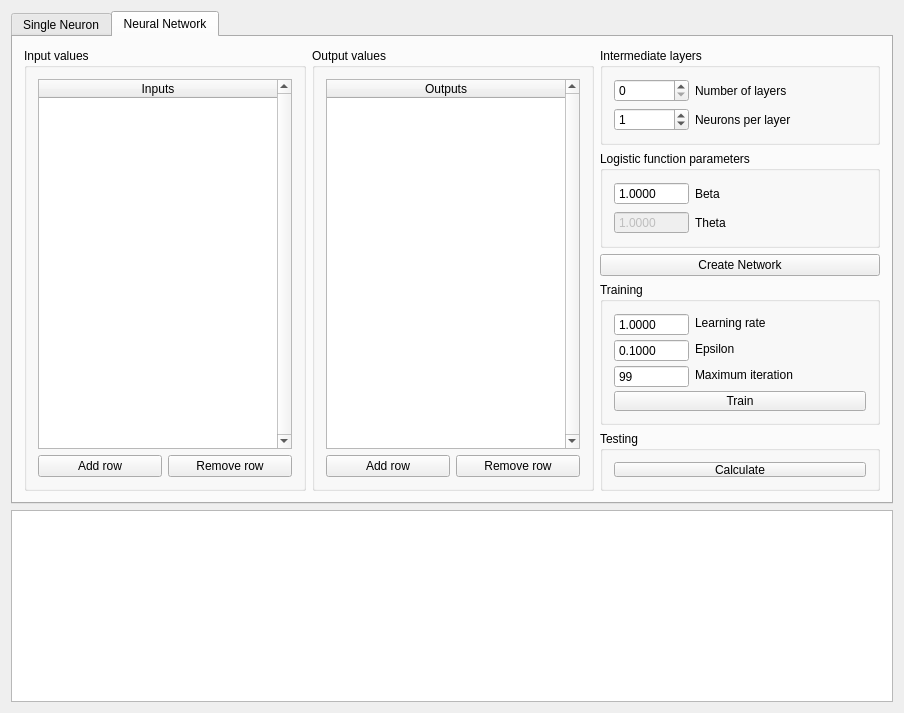
Old version of the form Perceptron/perceptronwindow.ui in the repository PALuczak/AIFundamentals.
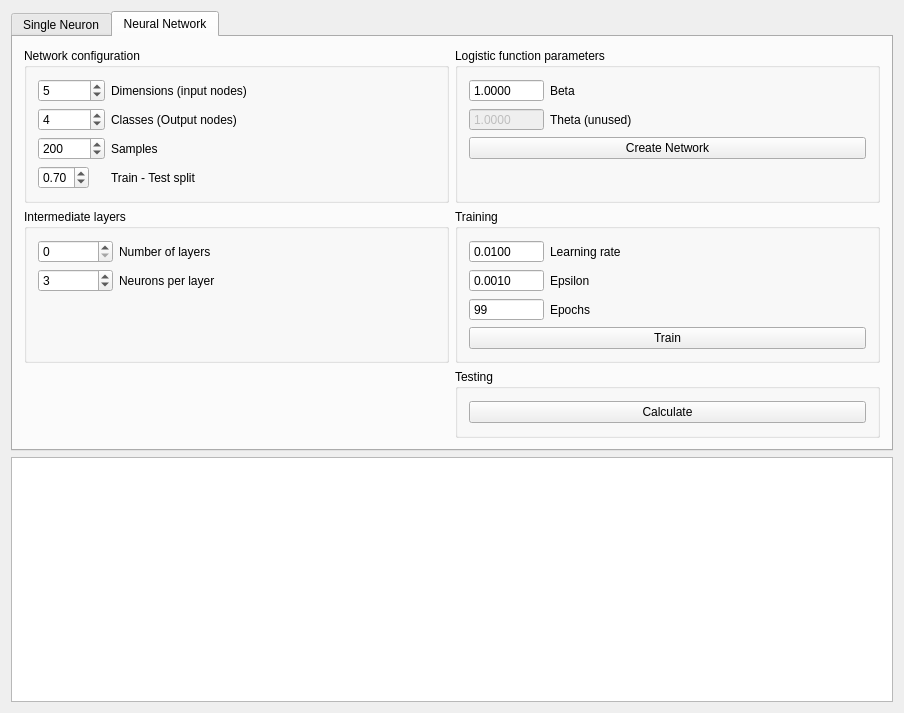
New version of the form. The open tabs and pages were chosen to show the change. Custom widgets are drawn as their Qt base class.

Commit message: Added handling for multiple samples

The edit to the form file:
```diff
--- a/Perceptron/perceptronwindow.ui
+++ b/Perceptron/perceptronwindow.ui
@@ -391,211 +391,8 @@
         <string>Neural Network</string>
        </attribute>
        <layout class="QGridLayout" name="gridLayout_3">
-        <item row="0" column="2" alignment="Qt::AlignHCenter">
-         <widget class="QGroupBox" name="networkIntermediateGroup">
-          <property name="minimumSize">
-           <size>
-            <width>280</width>
-            <height>0</height>
-           </size>
-          </property>
-          <property name="title">
-           <string>Intermediate layers</string>
-          </property>
-          <layout class="QFormLayout" name="formLayout">
-           <item row="0" column="0">
-            <widget class="QSpinBox" name="networkLayerBox">
-             <property name="minimumSize">
-              <size>
-               <width>75</width>
-               <height>23</height>
-              </size>
-             </property>
-            </widget>
-           </item>
-           <item row="0" column="1">
-            <widget class="QLabel" name="layerCountLabel">
-             <property name="text">
-              <string>Number of layers</string>
-             </property>
-            </widget>
-           </item>
-           <item row="1" column="0">
-            <widget class="QSpinBox" name="networkNeuronBox">
-             <property name="minimumSize">
-              <size>
-               <width>75</width>
-               <height>23</height>
-              </size>
-             </property>
-             <property name="value">
-              <number>1</number>
-             </property>
-            </widget>
-           </item>
-           <item row="1" column="1">
-            <widget class="QLabel" name="neuronCountLabel">
-             <property name="text">
-              <string>Neurons per layer</string>
-             </property>
-            </widget>
-           </item>
-          </layout>
-         </widget>
-        </item>
-        <item row="1" column="2" alignment="Qt::AlignHCenter">
-         <widget class="QGroupBox" name="networkLogisticGroup">
-          <property name="minimumSize">
-           <size>
-            <width>280</width>
-            <height>0</height>
-           </size>
-          </property>
-          <property name="title">
-           <string>Logistic function parameters</string>
-          </property>
-          <layout class="QFormLayout" name="formLayout_3">
-           <item row="0" column="0">
-            <widget class="QDoubleSpinBox" name="networkBetaBox">
-             <property name="minimumSize">
-              <size>
-               <width>75</width>
-               <height>23</height>
-              </size>
-             </property>
-             <property name="buttonSymbols">
-              <enum>QAbstractSpinBox::NoButtons</enum>
-             </property>
-             <property name="decimals">
-              <number>4</number>
-             </property>
-             <property name="value">
-              <double>1.000000000000000</double>
-             </property>
-            </widget>
-           </item>
-           <item row="1" column="0">
-            <widget class="QDoubleSpinBox" name="networkThetaBox">
-             <property name="enabled">
-              <bool>false</bool>
-             </property>
-             <property name="minimumSize">
-              <size>
-               <width>75</width>
-               <height>23</height>
-              </size>
-             </property>
-             <property name="buttonSymbols">
-              <enum>QAbstractSpinBox::NoButtons</enum>
-             </property>
-             <property name="decimals">
-              <number>4</number>
-             </property>
-             <property name="value">
-              <double>1.000000000000000</double>
-             </property>
-            </widget>
-           </item>
-           <item row="0" column="1">
-            <widget class="QLabel" name="betaLabel">
-             <property name="text">
-              <string>Beta</string>
-             </property>
-            </widget>
-           </item>
-           <item row="1" column="1">
-            <widget class="QLabel" name="thetaLabel_2">
-             <property name="text">
-              <string>Theta</string>
-             </property>
-            </widget>
-           </item>
-          </layout>
-         </widget>
-        </item>
-        <item row="0" column="1" rowspan="6">
-         <widget class="QGroupBox" name="networkOutputGroup">
-          <property name="minimumSize">
-           <size>
-            <width>280</width>
-            <height>364</height>
-           </size>
-          </property>
-          <property name="title">
-           <string>Output values</string>
-          </property>
-          <layout class="QVBoxLayout" name="verticalLayout_3">
-           <item>
-            <widget class="QTableWidget" name="networkOutputTable">
-             <property name="verticalScrollBarPolicy">
-              <enum>Qt::ScrollBarAlwaysOn</enum>
-             </property>
-             <property name="horizontalScrollBarPolicy">
-              <enum>Qt::ScrollBarAsNeeded</enum>
-             </property>
-             <property name="sizeAdjustPolicy">
-              <enum>QAbstractScrollArea::AdjustIgnored</enum>
-             </property>
-             <property name="alternatingRowColors">
-              <bool>true</bool>
-             </property>
-             <property name="selectionMode">
-              <enum>QAbstractItemView::NoSelection</enum>
-             </property>
-             <property name="selectionBehavior">
-              <enum>QAbstractItemView::SelectColumns</enum>
-             </property>
-             <property name="rowCount">
-              <number>0</number>
-             </property>
-             <property name="columnCount">
-              <number>1</number>
-             </property>
-             <attribute name="horizontalHeaderCascadingSectionResizes">
-              <bool>true</bool>
-             </attribute>
-             <attribute name="horizontalHeaderDefaultSectionSize">
-              <number>90</number>
-             </attribute>
-             <attribute name="horizontalHeaderStretchLastSection">
-              <bool>true</bool>
-             </attribute>
-             <column>
-              <property name="text">
-               <string>Outputs</string>
-              </property>
-             </column>
-            </widget>
-           </item>
-           <item>
-            <layout class="QHBoxLayout" name="networkOutputButtonsLayout">
-             <item>
-              <widget class="QPushButton" name="networkOutputAddRowButton">
-               <property name="text">
-                <string>Add row</string>
-               </property>
-              </widget>
-             </item>
-             <item>
-              <widget class="QPushButton" name="networkOutputRemoveRowButton">
-               <property name="text">
-                <string>Remove row</string>
-               </property>
-              </widget>
-             </item>
-            </layout>
-           </item>
-          </layout>
-         </widget>
-        </item>
-        <item row="3" column="2" alignment="Qt::AlignHCenter">
+        <item row="1" column="2">
          <widget class="QGroupBox" name="networkTrainingGroup">
-          <property name="minimumSize">
-           <size>
-            <width>280</width>
-            <height>120</height>
-           </size>
-          </property>
           <property name="title">
            <string>Training</string>
           </property>
@@ -614,8 +411,14 @@
              <property name="decimals">
               <number>4</number>
              </property>
+             <property name="maximum">
+              <double>2.000000000000000</double>
+             </property>
+             <property name="singleStep">
+              <double>0.010000000000000</double>
+             </property>
              <property name="value">
-              <double>1.000000000000000</double>
+              <double>0.010000000000000</double>
              </property>
             </widget>
            </item>
@@ -648,7 +451,7 @@
            <item row="2" column="1">
             <widget class="QLabel" name="iterationsLabel_2">
              <property name="text">
-              <string>Maximum iteration</string>
+              <string>Epochs</string>
              </property>
             </widget>
            </item>
@@ -666,9 +469,15 @@
              <property name="decimals">
               <number>4</number>
              </property>
-             <property name="value">
+             <property name="maximum">
+              <double>2.000000000000000</double>
+             </property>
+             <property name="singleStep">
               <double>0.100000000000000</double>
              </property>
+             <property name="value">
+              <double>0.001000000000000</double>
+             </property>
             </widget>
            </item>
            <item row="1" column="1">
@@ -688,14 +497,8 @@
           </layout>
          </widget>
         </item>
-        <item row="4" column="2" rowspan="2" alignment="Qt::AlignHCenter">
+        <item row="2" column="2">
          <widget class="QGroupBox" name="networkTestingGroup">
-          <property name="minimumSize">
-           <size>
-            <width>280</width>
-            <height>60</height>
-           </size>
-          </property>
           <property name="title">
            <string>Testing</string>
           </property>
@@ -710,86 +513,216 @@
           </layout>
          </widget>
         </item>
-        <item row="0" column="0" rowspan="6">
+        <item row="0" column="2">
+         <widget class="QGroupBox" name="networkLogisticGroup">
+          <property name="title">
+           <string>Logistic function parameters</string>
+          </property>
+          <layout class="QFormLayout" name="formLayout_3">
+           <item row="1" column="0">
+            <widget class="QDoubleSpinBox" name="networkBetaBox">
+             <property name="minimumSize">
+              <size>
+               <width>75</width>
+               <height>23</height>
+              </size>
+             </property>
+             <property name="buttonSymbols">
+              <enum>QAbstractSpinBox::NoButtons</enum>
+             </property>
+             <property name="decimals">
+              <number>4</number>
+             </property>
+             <property name="value">
+              <double>1.000000000000000</double>
+             </property>
+            </widget>
+           </item>
+           <item row="2" column="0">
+            <widget class="QDoubleSpinBox" name="networkThetaBox">
+             <property name="enabled">
+              <bool>false</bool>
+             </property>
+             <property name="minimumSize">
+              <size>
+               <width>75</width>
+               <height>23</height>
+              </size>
+             </property>
+             <property name="buttonSymbols">
+              <enum>QAbstractSpinBox::NoButtons</enum>
+             </property>
+             <property name="decimals">
+              <number>4</number>
+             </property>
+             <property name="value">
+              <double>1.000000000000000</double>
+             </property>
+            </widget>
+           </item>
+           <item row="1" column="1">
+            <widget class="QLabel" name="betaLabel">
+             <property name="text">
+              <string>Beta</string>
+             </property>
+            </widget>
+           </item>
+           <item row="3" column="0" colspan="2">
+            <widget class="QPushButton" name="networkCreateButton">
+             <property name="text">
+              <string>Create Network</string>
+             </property>
+            </widget>
+           </item>
+           <item row="2" column="1">
+            <widget class="QLabel" name="thetaLabel_2">
+             <property name="text">
+              <string>Theta (unused)</string>
+             </property>
+            </widget>
+           </item>
+          </layout>
+         </widget>
+        </item>
+        <item row="0" column="1">
          <widget class="QGroupBox" name="networkInputGroup">
-          <property name="minimumSize">
-           <size>
-            <width>280</width>
-            <height>366</height>
-           </size>
-          </property>
           <property name="title">
-           <string>Input values</string>
+           <string>Network configuration</string>
           </property>
-          <layout class="QVBoxLayout" name="verticalLayout_2">
-           <item>
-            <widget class="QTableWidget" name="networkInputTable">
-             <property name="verticalScrollBarPolicy">
-              <enum>Qt::ScrollBarAlwaysOn</enum>
+          <layout class="QFormLayout" name="formLayout_6">
+           <item row="1" column="0">
+            <widget class="QSpinBox" name="networkInputsBox">
+             <property name="minimum">
+              <number>1</number>
              </property>
-             <property name="horizontalScrollBarPolicy">
-              <enum>Qt::ScrollBarAsNeeded</enum>
+             <property name="maximum">
+              <number>999999999</number>
              </property>
-             <property name="sizeAdjustPolicy">
-              <enum>QAbstractScrollArea::AdjustIgnored</enum>
+             <property name="value">
+              <number>5</number>
              </property>
-             <property name="alternatingRowColors">
-              <bool>true</bool>
+            </widget>
+           </item>
+           <item row="1" column="1">
+            <widget class="QLabel" name="networkInputsLabel">
+             <property name="text">
+              <string>Dimensions (input nodes)</string>
              </property>
-             <property name="selectionMode">
-              <enum>QAbstractItemView::NoSelection</enum>
+            </widget>
+           </item>
+           <item row="2" column="0">
+            <widget class="QSpinBox" name="networkClassesBox">
+             <property name="minimum">
+              <number>2</number>
              </property>
-             <property name="selectionBehavior">
-              <enum>QAbstractItemView::SelectColumns</enum>
+             <property name="maximum">
+              <number>999999999</number>
              </property>
-             <property name="rowCount">
-              <number>0</number>
+             <property name="value">
+              <number>4</number>
              </property>
-             <property name="columnCount">
+            </widget>
+           </item>
+           <item row="3" column="0">
+            <widget class="QSpinBox" name="networkSamplesBox">
+             <property name="minimum">
               <number>1</number>
              </property>
-             <attribute name="horizontalHeaderCascadingSectionResizes">
-              <bool>true</bool>
-             </attribute>
-             <attribute name="horizontalHeaderDefaultSectionSize">
-              <number>90</number>
-             </attribute>
-             <attribute name="horizontalHeaderStretchLastSection">
-              <bool>true</bool>
-             </attribute>
-             <column>
-              <property name="text">
-               <string>Inputs</string>
-              </property>
-             </column>
+             <property name="maximum">
+              <number>999999999</number>
+             </property>
+             <property name="value">
+              <number>200</number>
+             </property>
             </widget>
            </item>
-           <item>
-            <layout class="QHBoxLayout" name="networkInputButtonsLayout">
-             <item>
-              <widget class="QPushButton" name="networkInputAddRowButton">
-               <property name="text">
-                <string>Add row</string>
-               </property>
-              </widget>
-             </item>
-             <item>
-              <widget class="QPushButton" name="networkInputRemoveRowButton">
-               <property name="text">
-                <string>Remove row</string>
-               </property>
-              </widget>
-             </item>
-            </layout>
+           <item row="2" column="1">
+            <widget class="QLabel" name="networkOutputsLabel">
+             <property name="text">
+              <string>Classes (Output nodes)</string>
+             </property>
+            </widget>
+           </item>
+           <item row="3" column="1">
+            <widget class="QLabel" name="networkSamplesLabel">
+             <property name="text">
+              <string>Samples</string>
+             </property>
+            </widget>
+           </item>
+           <item row="4" column="1">
+            <widget class="QLabel" name="networkSplitLabel">
+             <property name="text">
+              <string>Train - Test split</string>
+             </property>
+            </widget>
+           </item>
+           <item row="4" column="0">
+            <widget class="QDoubleSpinBox" name="networkSplitRatioBox">
+             <property name="minimum">
+              <double>0.010000000000000</double>
+             </property>
+             <property name="maximum">
+              <double>1.000000000000000</double>
+             </property>
+             <property name="singleStep">
+              <double>0.100000000000000</double>
+             </property>
+             <property name="stepType">
+              <enum>QAbstractSpinBox::DefaultStepType</enum>
+             </property>
+             <property name="value">
+              <double>0.700000000000000</double>
+             </property>
+            </widget>
            </item>
           </layout>
          </widget>
         </item>
-        <item row="2" column="2">
-         <widget class="QPushButton" name="networkCreateButton">
-          <property name="text">
-           <string>Create Network</string>
+        <item row="1" column="1">
+         <widget class="QGroupBox" name="networkIntermediateGroup">
+          <property name="title">
+           <string>Intermediate layers</string>
           </property>
+          <layout class="QFormLayout" name="formLayout">
+           <item row="0" column="0">
+            <widget class="QSpinBox" name="networkLayerBox">
+             <property name="minimumSize">
+              <size>
+               <width>75</width>
+               <height>23</height>
+              </size>
+             </property>
+            </widget>
+           </item>
+           <item row="0" column="1">
+            <widget class="QLabel" name="layerCountLabel">
+             <property name="text">
+              <string>Number of layers</string>
+             </property>
+            </widget>
+           </item>
+           <item row="1" column="0">
+            <widget class="QSpinBox" name="networkNeuronBox">
+             <property name="minimumSize">
+              <size>
+               <width>75</width>
+               <height>23</height>
+              </size>
+             </property>
+             <property name="value">
+              <number>3</number>
+             </property>
+            </widget>
+           </item>
+           <item row="1" column="1">
+            <widget class="QLabel" name="neuronCountLabel">
+             <property name="text">
+              <string>Neurons per layer</string>
+             </property>
+            </widget>
+           </item>
+          </layout>
          </widget>
         </item>
        </layout>
```
The commit also changes 7 other files.
